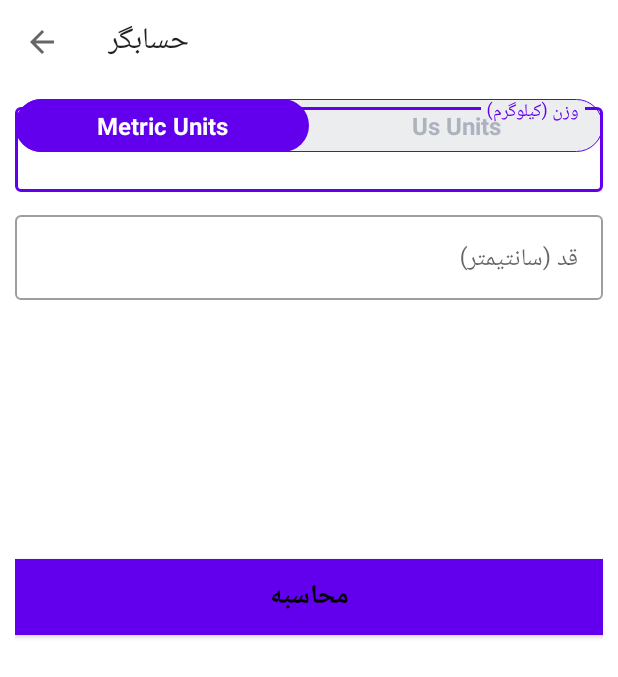
After one commit to mosenjan/100-days-of-code, an Android app: the BMIActivity screen opened directly, with no data from a screen before it, on a phone screen of 412 x 824 dp. The commit adds this screen. Shown: the top 677 px of the screen. Run offline under Robolectric (Android 15) with nearby library versions, the phone set to English and light mode, and no system bars.

```diff
--- a/7MinuteWorkout/app/src/main/java/com/example/a7minuteworkout/MainActivity.kt
+++ b/7MinuteWorkout/app/src/main/java/com/example/a7minuteworkout/MainActivity.kt
@@ -16,5 +16,9 @@ class MainActivity : AppCompatActivity() {
 
         }
 
+        tvBMI.setOnClickListener {
+            val intent = Intent(this,BMIActivity::class.java)
+            startActivity(intent)
+        }
     }
 }
--- /dev/null
+++ b/7MinuteWorkout/app/src/main/res/drawable/drawable_radio_group_tab_background.xml
@@ -0,0 +1,8 @@
+<?xml version="1.0" encoding="utf-8"?>
+<shape xmlns:android="http://schemas.android.com/apk/res/android"
+    android:shape="rectangle">
+    <solid android:color="#ecedef"/>
+    <stroke android:width="0.5dp"
+        android:color="@color/purple_500"/>
+    <corners android:radius="30dp"/>
+</shape>
--- /dev/null
+++ b/7MinuteWorkout/app/src/main/res/drawable/drawable_units_tab_selector.xml
@@ -0,0 +1,9 @@
+<?xml version="1.0" encoding="utf-8"?>
+<selector xmlns:android="http://schemas.android.com/apk/res/android">
+<item android:state_checked="true" >
+    <shape android:shape="rectangle">
+        <solid android:color="@color/purple_500"/>
+        <corners android:radius="30dp"/>
+    </shape>
+</item>
+</selector>
--- /dev/null
+++ b/7MinuteWorkout/app/src/main/res/drawable/drawable_units_tabs_text_color_selector.xml
@@ -0,0 +1,6 @@
+<?xml version="1.0" encoding="utf-8"?>
+<selector xmlns:android="http://schemas.android.com/apk/res/android">
+
+    <item android:color="#FFFFFF" android:state_checked="true"/>
+    <item android:color="#ADB3BE" android:state_checked="false"/>
+</selector>
--- /dev/null
+++ b/7MinuteWorkout/app/src/main/res/layout/activity_b_m_i.xml
@@ -0,0 +1,155 @@
+<?xml version="1.0" encoding="utf-8"?>
+<RelativeLayout xmlns:android="http://schemas.android.com/apk/res/android"
+    xmlns:app="http://schemas.android.com/apk/res-auto"
+    xmlns:tools="http://schemas.android.com/tools"
+    android:layout_width="match_parent"
+    android:layout_height="match_parent"
+    tools:context=".BMIActivity">
+    <androidx.appcompat.widget.Toolbar
+        android:id="@+id/toolbar_bmi_activity"
+        android:layout_width="match_parent"
+        android:layout_height="?android:attr/actionBarSize"
+        android:background="#ffffff"/>
+
+    <RadioGroup
+        android:layout_width="match_parent"
+        android:layout_height="wrap_content"
+        android:id="@+id/rgUnits"
+        android:layout_below="@+id/toolbar_bmi_activity"
+        android:layout_margin="10dp"
+        android:orientation="horizontal"
+        android:background="@drawable/drawable_radio_group_tab_background"
+        >
+
+        <RadioButton
+            android:layout_width="0dp"
+            android:layout_height="35dp"
+            android:layout_weight="1"
+            android:background="@drawable/drawable_units_tab_selector"
+            android:checked="true"
+            android:text="Metric Units"
+            android:gravity="center"
+            android:textColor="@drawable/drawable_units_tabs_text_color_selector"
+            android:textSize="16sp"
+            android:textStyle="bold"
+            android:button="@null"/>
+        <RadioButton
+            android:layout_width="0dp"
+            android:layout_height="35dp"
+            android:layout_weight="1"
+            android:background="@drawable/drawable_units_tab_selector"
+            android:checked="false"
+            android:text="Us Units"
+            android:gravity="center"
+            android:textColor="@drawable/drawable_units_tabs_text_color_selector"
+            android:textSize="16sp"
+            android:textStyle="bold"
+            android:button="@null"/>
+
+
+    </RadioGroup>
+
+    <LinearLayout
+        android:layout_width="match_parent"
+        android:layout_height="match_parent"
+        android:layout_below="@id/toolbar_bmi_activity"
+        android:orientation="vertical"
+        android:padding="10dp">
+
+        <com.google.android.material.textfield.TextInputLayout
+            android:layout_width="match_parent"
+            android:layout_height="wrap_content"
+            style="@style/Widget.MaterialComponents.TextInputLayout.OutlinedBox"
+            android:id="@+id/tilMetricUnitWight">
+            <androidx.appcompat.widget.AppCompatEditText
+                android:layout_width="match_parent"
+                android:layout_height="wrap_content"
+                android:id="@+id/etMetricUnitWight"
+                android:hint="وزن (کیلوگرم)"
+                android:inputType="numberDecimal"
+                android:textSize="16sp"
+                />
+        </com.google.android.material.textfield.TextInputLayout>
+
+        <com.google.android.material.textfield.TextInputLayout
+            android:layout_width="match_parent"
+            android:layout_height="wrap_content"
+            style="@style/Widget.MaterialComponents.TextInputLayout.OutlinedBox"
+            android:id="@+id/tilMetricUnitHeight"
+            android:layout_marginTop="10dp">
+            <androidx.appcompat.widget.AppCompatEditText
+                android:layout_width="match_parent"
+                android:layout_height="wrap_content"
+                android:id="@+id/etMetricUnitHeight"
+                android:hint="قد (سانتیمتر)"
+                android:inputType="numberDecimal"
+                android:textSize="16sp"
+                />
+        </com.google.android.material.textfield.TextInputLayout>
+
+    <LinearLayout
+        android:layout_width="match_parent"
+        android:layout_height="wrap_content"
+        android:layout_marginTop="25dp"
+        android:orientation="vertical"
+        android:visibility="visible"
+        tools:visibility="visible">
+
+        <TextView
+            android:layout_width="match_parent"
+            android:layout_height="wrap_content"
+            android:id="@+id/tvYourBMI"
+            android:gravity="center"
+            android:text="YOUR BMI"
+            android:visibility="invisible"
+            android:textSize="16sp"/>
+        <TextView
+            android:layout_width="match_parent"
+            android:layout_height="wrap_content"
+            android:id="@+id/tvBMIValue"
+            android:gravity="center"
+            android:layout_marginTop="5dp"
+            android:text="15.00"
+            android:visibility="invisible"
+            android:textSize="18sp"
+            android:textStyle="bold"/>
+        <TextView
+            android:layout_width="match_parent"
+            android:layout_height="wrap_content"
+            android:id="@+id/tvBMIType"
+            android:gravity="center"
+            android:layout_marginTop="5dp"
+            android:text="15.00"
+            android:visibility="invisible"
+            android:textSize="18sp"
+            android:textStyle="bold"/>
+        <TextView
+            android:layout_width="match_parent"
+            android:layout_height="wrap_content"
+            android:id="@+id/tvBMIDescription"
+            android:gravity="center"
+            android:layout_marginTop="5dp"
+            android:text="15.00"
+            android:visibility="invisible"
+            android:textSize="18sp"
+            android:textStyle="bold"/>
+
+    </LinearLayout>
+
+        <Button
+            android:id="@+id/btnCalculateUnits"
+            android:layout_width="match_parent"
+            android:layout_height="wrap_content"
+            android:gravity="bottom|center"
+            android:layout_marginTop="35dp"
+            android:background="@color/purple_500"
+            android:textStyle="bold"
+            android:layout_gravity="center"
+
+            android:text="محاسبه"
+            android:textSize="18sp"
+            android:textColor="@color/black"/>
+
+    </LinearLayout>
+
+</RelativeLayout>
```
Also changed, not shown: 7MinuteWorkout/app/build.gradle (+17 -10 lines), 7MinuteWorkout/app/src/main/AndroidManifest.xml (+8 -2 lines), 7MinuteWorkout/app/src/main/java/com/example/a7minuteworkout/ActivityFinish.kt (added, +28 -0 lines), 7MinuteWorkout/app/src/main/java/com/example/a7minuteworkout/BMIActivity.kt (added, +108 -0 lines), 7MinuteWorkout/app/src/main/java/com/example/a7minuteworkout/ExerciseActivity.kt (+24 -6 lines), 7MinuteWorkout/app/src/main/res/drawable/ic_action_done.xml (added, +11 -0 lines), 7MinuteWorkout/app/src/main/res/layout/activity_finish.xml (added, +76 -0 lines), 7MinuteWorkout/app/src/main/res/layout/activity_main.xml (+33 -0 lines), 7MinuteWorkout/app/src/main/res/layout/dialog_custom_back_confirmation.xml (added, +55 -0 lines), 7MinuteWorkout/build.gradle (+3 -4 lines), 7MinuteWorkout/gradle/wrapper/gradle-wrapper.properties.
